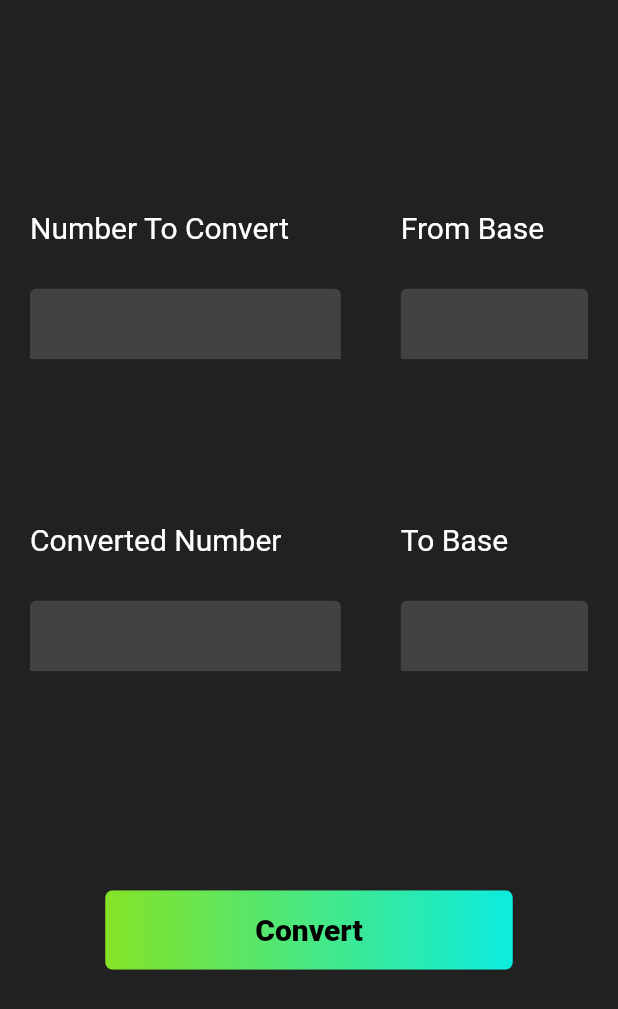
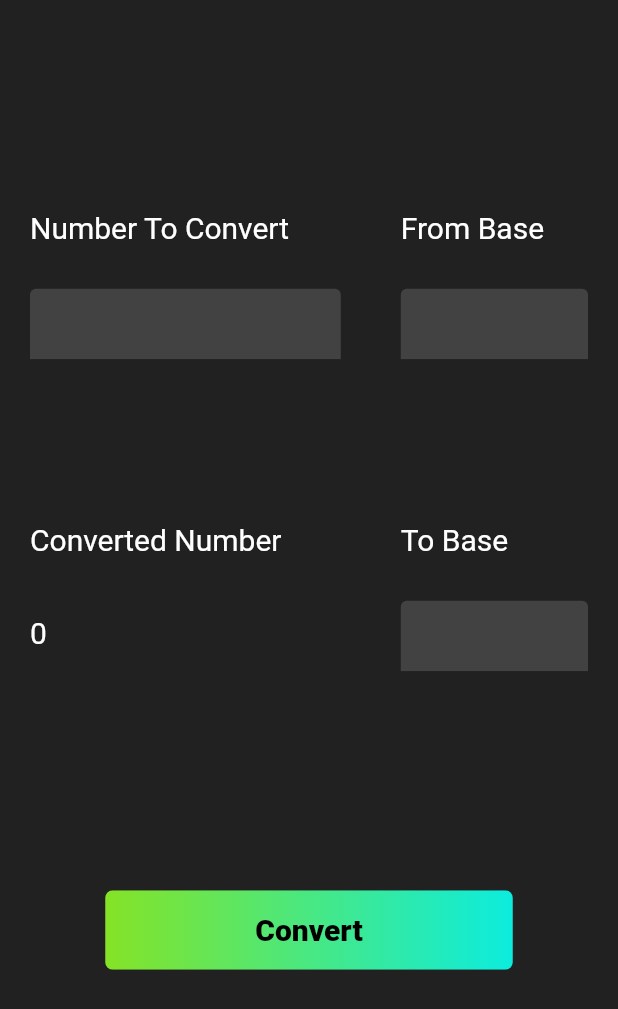
Before and after one commit to at-rm/BaseConverter, a Flutter app: the screen it shows after launch, after a tap on "Convert", on a phone screen of 412 x 824 dp. Shown: the top 1009 px of the screen. Run offline on Flutter 3.47's test engine with Material 2 defaults, Android fonts, the phone set to English and light mode, and no system bars.

Commit message:
What works: typing in number to be converted, from base, to base, and converting and displaying. TODO: clean code, clean design.

```diff
--- a/lib/MainView.dart
+++ b/lib/MainView.dart
@@ -1,5 +1,4 @@
 import 'dart:math';
-
 import 'package:converter/constants.dart';
 import 'package:flutter/material.dart';
 
@@ -8,19 +7,21 @@ class MainView extends StatefulWidget {
   _MainViewState createState() => _MainViewState();
 }
 
-String result = 'hi';
-int startNum;
-int base = 2;
+String result = ' ';
+String startNum = '0';
+int fromBase = 10;
+int toBase = 2;
 
-String convertDecToBase(int dec, int base) {
+String convertDecToBase(String dec, int base) {
 
   // works for now; no error checking yet
   String output = '';
 
+  int decNum = int.parse(dec);
   do {
-    output += kChars[dec % base];
-    dec = (dec/base).floor();
-  } while (dec != 0);
+    output += kChars[decNum % base];
+    decNum = (decNum/base).floor();
+  } while (decNum != 0);
 
   return output.split('').reversed.join();
 }
@@ -30,7 +31,10 @@ String convertBaseToDec(String number, int base) {
   // works for now; no error checking yet
   if (base > 36) return 'Choose a smaller base.';
 
-  int result;
+  // in case user types in upper case numbers
+  number = number.trim();
+  number = number.toLowerCase();
+  int result = 0;
 
   for (int i = number.length - 1; i >= 0; i--) {
     int position = kChars.indexOf(number.substring(i, i+1));
@@ -52,8 +56,34 @@ class _MainViewState extends State<MainView> {
         crossAxisAlignment: CrossAxisAlignment.stretch,
         children: [
           SizedBox(height: 100.0,),
-          InputRow(leftText: 'Number To Convert', rightText: 'From Base',),
-          InputRow(leftText: 'Converted Number', rightText: 'To Base',),
+          InputRow(
+            leftText: 'Number To Convert',
+            rightText: 'From Base',
+            isTextField: true,
+            onChangedLeft: (String text) {
+              setState(() {
+                startNum = text;
+              });
+            },
+            onChangedRight: (String text) {
+              setState(() {
+                fromBase = int.parse(text);
+              });
+            },
+          ),
+          InputRow(
+            leftText: 'Converted Number',
+            rightText: 'To Base',
+            isTextField: false,
+            onChangedLeft: () {
+              print('Do nothing');
+            },
+            onChangedRight: (String text) {
+              setState(() {
+                toBase = int.parse(text);
+              });
+            },
+          ),
           Expanded(
             child: Center(
               child: FlatButton(
@@ -71,7 +101,11 @@ class _MainViewState extends State<MainView> {
                     child: Text('Convert', style: kButtonStyle,),
                   ),
                 ),
-                onPressed: () {print('hi');},
+                onPressed: () {
+                  setState(() {
+                    result = convertDecToBase(convertBaseToDec(startNum, fromBase), toBase);
+                  });
+                },
               ),
             ),
           ),
@@ -86,8 +120,11 @@ class InputRow extends StatelessWidget {
 
   final String leftText;
   final String rightText;
+  final bool isTextField;
+  final Function onChangedLeft;
+  final Function onChangedRight;
 
-  InputRow({@required this.leftText, @required this.rightText});
+  InputRow({@required this.leftText, @required this.rightText, @required this.isTextField, @required this.onChangedLeft, @required this.onChangedRight});
 
   @override
   Widget build(BuildContext context) {
@@ -95,8 +132,8 @@ class InputRow extends StatelessWidget {
       child: Container(
         child: Row(
           children: [
-            InputSide(flex: 3, text: leftText,),
-            InputSide(flex: 2, text: rightText,),
+            InputSide(flex: 3, text: leftText, child: isTextField ? NumberTextField(onChanged: onChangedLeft,) : ResultShower(),),
+            InputSide(flex: 2, text: rightText, child: NumberTextField(onChanged: onChangedRight,),),
           ],
         ),
       ),
@@ -104,12 +141,25 @@ class InputRow extends StatelessWidget {
   }
 }
 
+class ResultShower extends StatelessWidget {
+
+  @override
+  Widget build(BuildContext context) {
+    return Padding(
+        padding: EdgeInsets.fromLTRB(20.0, 10.0, 0.0, 0.0),
+        child: Text(result, style: kLabel, textAlign: TextAlign.left,),
+    );
+  }
+
+}
+
 class InputSide extends StatelessWidget {
 
   final int flex;
   final String text;
+  final Widget child;
 
-  InputSide({@required this.flex, @required this.text});
+  InputSide({@required this.flex, @required this.text, @required this.child, });
 
   @override
   Widget build(BuildContext context) {
@@ -128,9 +178,27 @@ class InputSide extends StatelessWidget {
             ),
             Expanded(
               flex: 5,
-              child: Padding(
+              child: child,
+            ),
+          ],
+        ),
+      ),
+    );
+  }
+}
+
+class NumberTextField extends StatelessWidget {
+
+  final Function onChanged;
+
+  NumberTextField({@required this.onChanged});
+
+  @override
+  Widget build(BuildContext context) {
+    return Padding(
       padding: EdgeInsets.fromLTRB(20.0, 0.0, 20.0, 40.0),
       child: TextField(
+        onChanged: onChanged,
         cursorColor: Colors.white,
         style: kLabel,
         decoration: InputDecoration(
@@ -141,11 +209,6 @@ class InputSide extends StatelessWidget {
           ),
         ),
       ),
-              ),
-            ),
-          ],
-        ),
-      ),
     );
   }
 }
```
Lines whose indentation alone changed are shown as unchanged.
